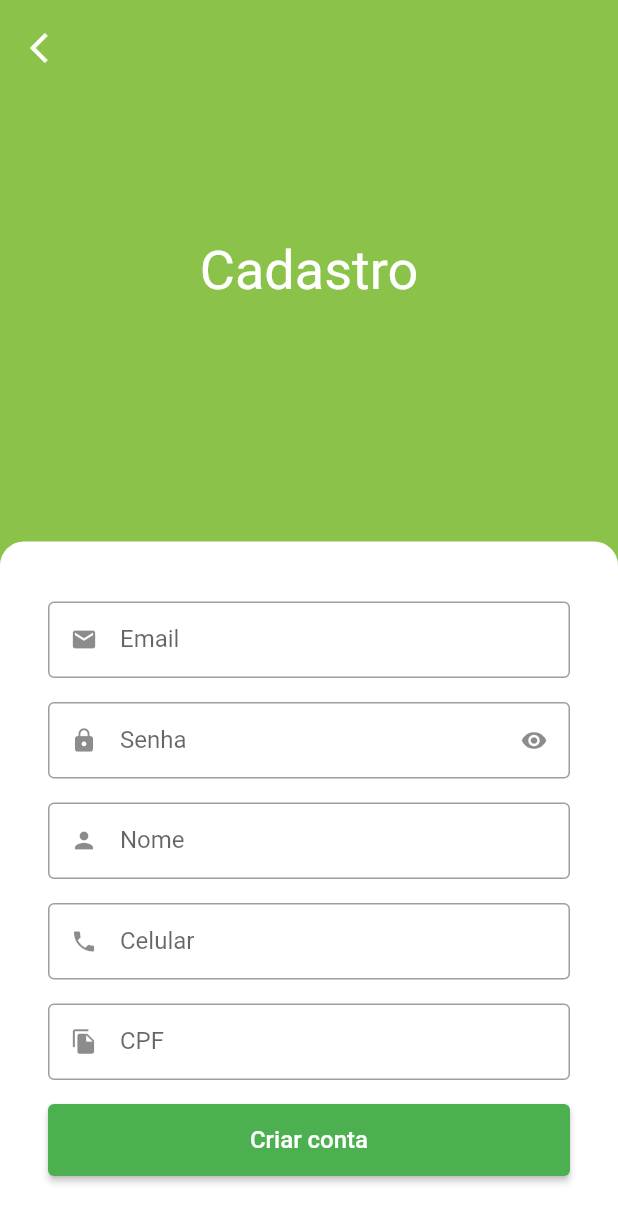
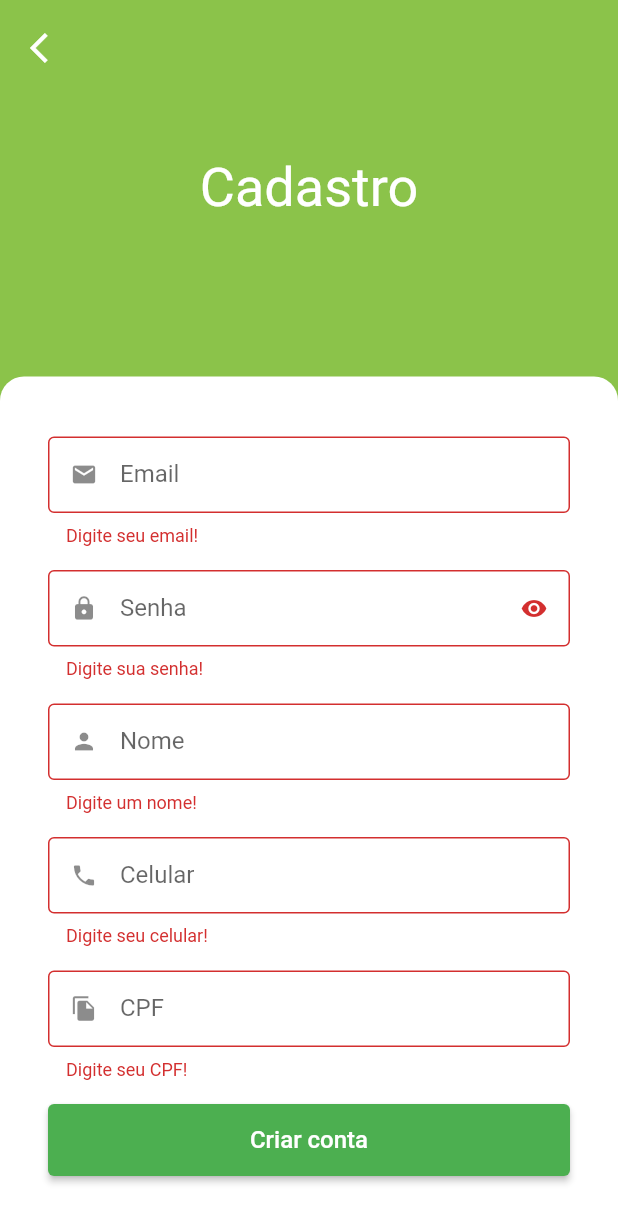
Before and after one commit to LanPRD/simple-marketplace-flutter, a Flutter app: the SignUpScreen screen opened by its route, after a tap on "Criar conta", on a phone screen of 412 x 824 dp. Shown: the top 1223 px of the screen. Run offline on Flutter 3.47's test engine with Material 2 defaults, Android fonts, the phone set to English and light mode, and no system bars; our stand-ins replace animated_text_kit, badges, dio, flutter_secure_storage, fluttertoast, freezed_annotation and 4 more; missing offline and left inert: add_to_cart_animation; accounts and stored records are empty.

Commit message:
feat: login/logout

```diff
--- a/lib/screens/auth/repository/auth_errors.dart
+++ b/lib/screens/auth/repository/auth_errors.dart
@@ -2,8 +2,19 @@ String authErrorsString(String? code) {
   switch (code) {
     case 'INVALID_CREDENTIALS':
       return 'Email e/ou senha inválidos';
+
     case 'Invalid session token':
       return 'Token inválido';
+
+    case 'INVALID_FULLNAME':
+      return 'Ocorreu um erro ao cadastrar usuário: Nome inválido';
+
+    case 'INVALID_PHONE':
+      return 'Ocorreu um erro ao cadastrar usuário: Celular inválido';
+
+    case 'INVALID_CPF':
+      return 'Ocorreu um erro ao cadastrar usuário: CPF inválido';
+
     default:
       return 'Um erro inexperado aconteceu! Tente novamente.';
   }
--- a/lib/screens/auth/view/sign_up_screen.dart
+++ b/lib/screens/auth/view/sign_up_screen.dart
@@ -1,10 +1,14 @@
 import 'package:flutter/material.dart';
+import 'package:get/get.dart';
 import 'package:mask_text_input_formatter/mask_text_input_formatter.dart';
+
+import 'package:greengrocer/screens/auth/controller/auth_controller.dart';
 
 import 'package:greengrocer/widgets/common/custom_elevated_button.dart';
 import 'package:greengrocer/widgets/common/custom_text_field.dart';
 
 import 'package:greengrocer/theme/custom_colors.dart';
+import 'package:greengrocer/utils/validators.dart';
 
 class SignUpScreen extends StatelessWidget {
   SignUpScreen({Key? key}) : super(key: key);
@@ -18,6 +22,9 @@ class SignUpScreen extends StatelessWidget {
     mask: '## # ####-####',
     filter: {'#': RegExp(r'[0-9]')},
   );
+
+  final _formKey = GlobalKey<FormState>();
+  final authController = Get.find<AuthController>();
 
   @override
   Widget build(BuildContext context) {
@@ -56,35 +63,73 @@ class SignUpScreen extends StatelessWidget {
                         top: Radius.circular(16),
                       ),
                     ),
+                    child: Form(
+                      key: _formKey,
                       child: Column(
                         crossAxisAlignment: CrossAxisAlignment.stretch,
                         children: [
-                        const CustomTextField(
+                          CustomTextField(
                             icon: Icons.email,
                             label: 'Email',
+                            textInputType: TextInputType.emailAddress,
+                            validator: emailValidator,
+                            onSaved: (value) {
+                              authController.user.email = value;
+                            },
                           ),
-                        const CustomTextField(
+                          CustomTextField(
                             icon: Icons.lock,
                             label: 'Senha',
                             isSecret: true,
+                            validator: passwordValidator,
+                            onSaved: (value) {
+                              authController.user.password = value;
+                            },
                           ),
-                        const CustomTextField(
+                          CustomTextField(
                             icon: Icons.person,
                             label: 'Nome',
+                            validator: nameValidator,
+                            onSaved: (value) {
+                              authController.user.name = value;
+                            },
                           ),
                           CustomTextField(
                             icon: Icons.phone,
                             label: 'Celular',
                             inputFormatter: [phoneFormatter],
+                            textInputType: TextInputType.phone,
+                            onSaved: (value) {
+                              authController.user.phone = value;
+                            },
+                            validator: phoneValidator,
                           ),
                           CustomTextField(
                             icon: Icons.file_copy,
                             label: 'CPF',
                             inputFormatter: [cpfFormatter],
+                            textInputType: TextInputType.number,
+                            onSaved: (value) {
+                              authController.user.cpf = value;
+                            },
+                            validator: cpfValidator,
                           ),
-                        CustomElevatedButton(
-                            text: 'Criar conta', onPressed: () {}),
+                          Obx(() {
+                            return CustomElevatedButton(
+                              text: 'Criar conta',
+                              isLoading: authController.isLoading.value,
+                              onPressed: () {
+                                FocusScope.of(context).unfocus();
+
+                                if (_formKey.currentState!.validate()) {
+                                  _formKey.currentState!.save();
+                                  authController.signUp();
+                                }
+                              },
+                            );
+                          }),
                         ],
+                      ),
                     ),
                   ),
                 ],
--- /dev/null
+++ b/lib/utils/validators.dart
@@ -0,0 +1,61 @@
+import 'package:get/get.dart';
+
+String? emailValidator(String? email) {
+  if (email == null || email.isEmpty) {
+    return 'Digite seu email!';
+  }
+
+  if (!email.isEmail) {
+    return 'Digite um email válido!';
+  }
+
+  return null;
+}
+
+String? passwordValidator(String? password) {
+  if (password == null || password.isEmpty) {
+    return 'Digite sua senha!';
+  }
+
+  if (password.length < 7) {
+    return 'Digite uma senha com no mínimo 7 caracteres!';
+  }
+
+  return null;
+}
+
+String? nameValidator(String? name) {
+  if (name == null || name.isEmpty) {
+    return 'Digite um nome!';
+  }
+
+  if (name.split(' ').length < 2) {
+    return 'Digite seu nome completo';
+  }
+
+  return null;
+}
+
+String? phoneValidator(String? phone) {
+  if (phone == null || phone.isEmpty) {
+    return 'Digite seu celular!';
+  }
+
+  if (phone.length < 14 || !phone.isPhoneNumber) {
+    return 'Digite um número válido!';
+  }
+
+  return null;
+}
+
+String? cpfValidator(String? phone) {
+  if (phone == null || phone.isEmpty) {
+    return 'Digite seu CPF!';
+  }
+
+  if (!phone.isCpf) {
+    return 'Digite um CPF válido!';
+  }
+
+  return null;
+}
--- a/lib/widgets/common/custom_text_field.dart
+++ b/lib/widgets/common/custom_text_field.dart
@@ -9,7 +9,9 @@ class CustomTextField extends StatefulWidget {
   final String? initialValue;
   final bool readOnly;
   final String? Function(String?)? validator;
+  final void Function(String?)? onSaved;
   final TextEditingController? controller;
+  final TextInputType? textInputType;
 
   const CustomTextField({
     Key? key,
@@ -21,6 +23,8 @@ class CustomTextField extends StatefulWidget {
     this.readOnly = false,
     this.validator,
     this.controller,
+    this.onSaved,
+    this.textInputType,
   }) : super(key: key);
 
   @override
@@ -45,9 +49,11 @@ class _CustomTextFieldState extends State<CustomTextField> {
         controller: widget.controller,
         obscureText: isObscure,
         validator: widget.validator,
+        onSaved: widget.onSaved,
         inputFormatters: widget.inputFormatter,
         initialValue: widget.initialValue,
         readOnly: widget.readOnly,
+        keyboardType: widget.textInputType,
         decoration: InputDecoration(
           prefixIcon: Icon(widget.icon),
           suffixIcon: widget.isSecret
```
Also changed, not shown: lib/screens/auth/controller/auth_controller.dart (+23 -0 lines), lib/screens/auth/repository/auth_repository.dart (+21 -12 lines), lib/screens/auth/view/sign_in_screen.dart (+3 -22 lines), lib/screens/tabs/profile_tab.dart (+8 -1 lines). Lines whose indentation alone changed are shown as unchanged.
